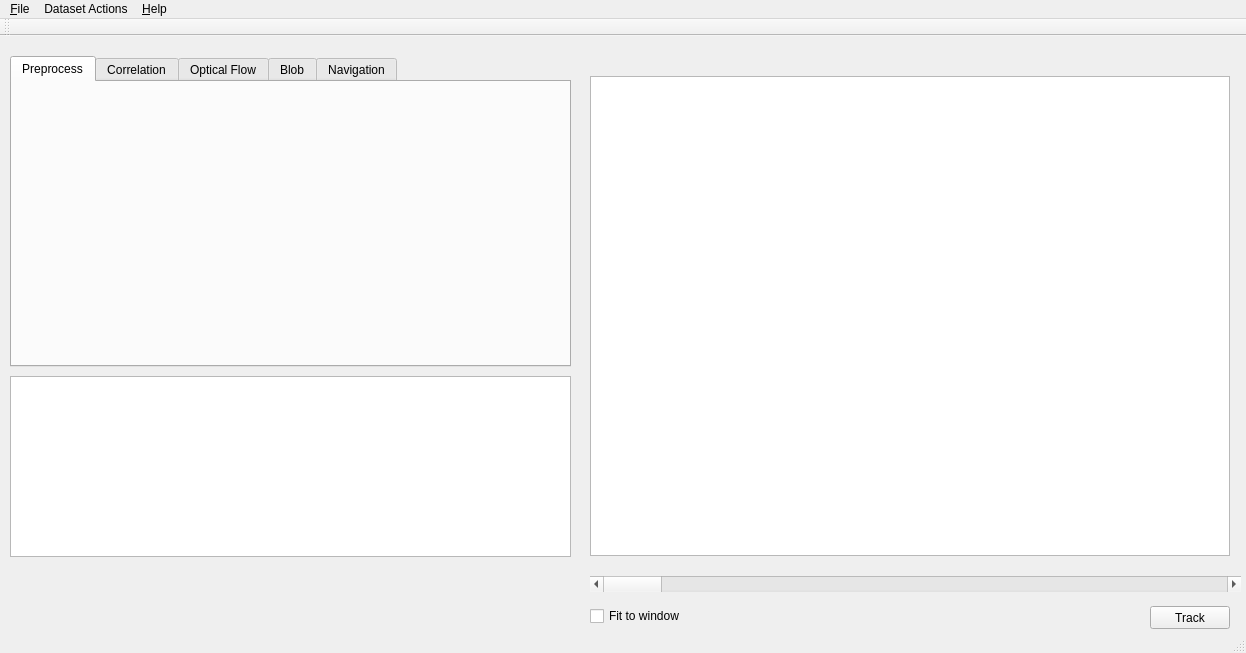
The window that mainwindow.ui (caomw/tactical-visual-servoing) describes before a commit, drawn with Qt 5.
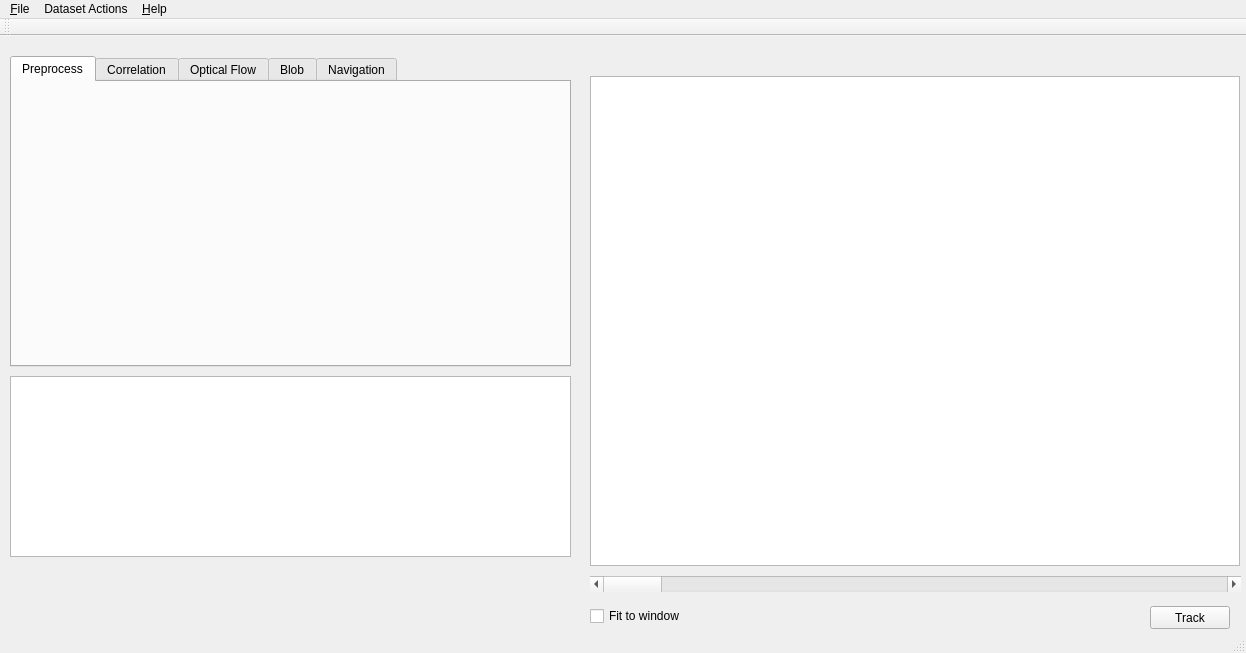
The same window after the commit.

Commit message: Function to fit image to window size is working now

```diff
--- a/mainwindow.ui
+++ b/mainwindow.ui
@@ -453,8 +453,8 @@
      <rect>
       <x>590</x>
       <y>40</y>
-      <width>640</width>
-      <height>480</height>
+      <width>650</width>
+      <height>490</height>
      </rect>
     </property>
     <property name="mouseTracking">
```
The commit also changes 7 other files.
